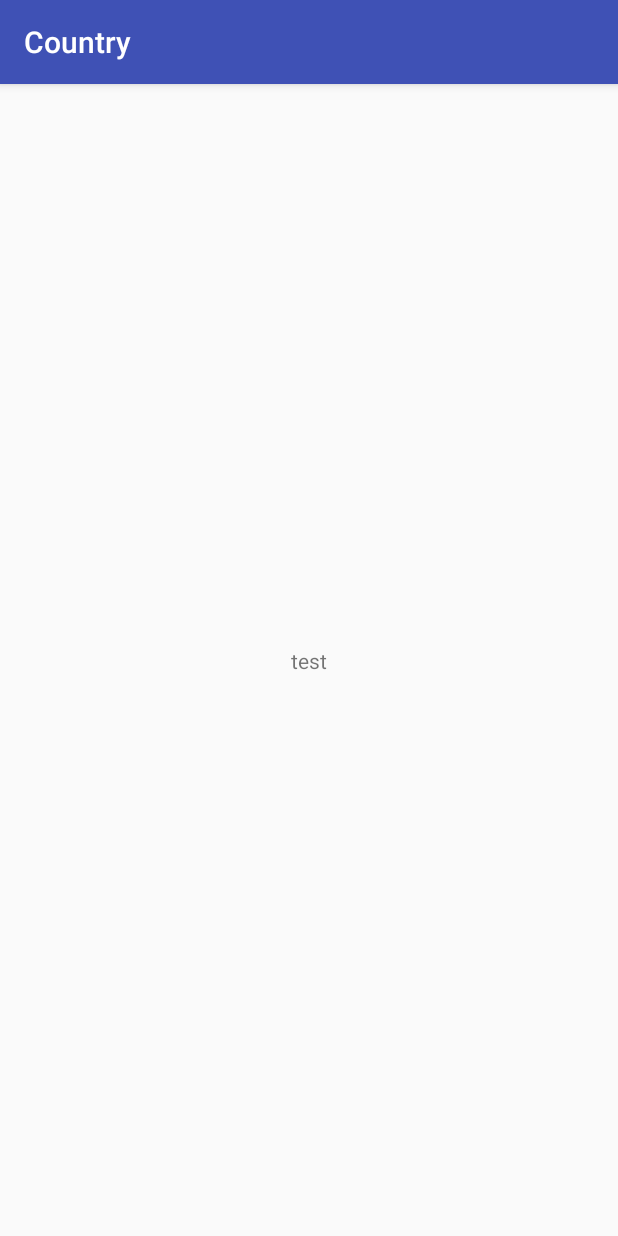
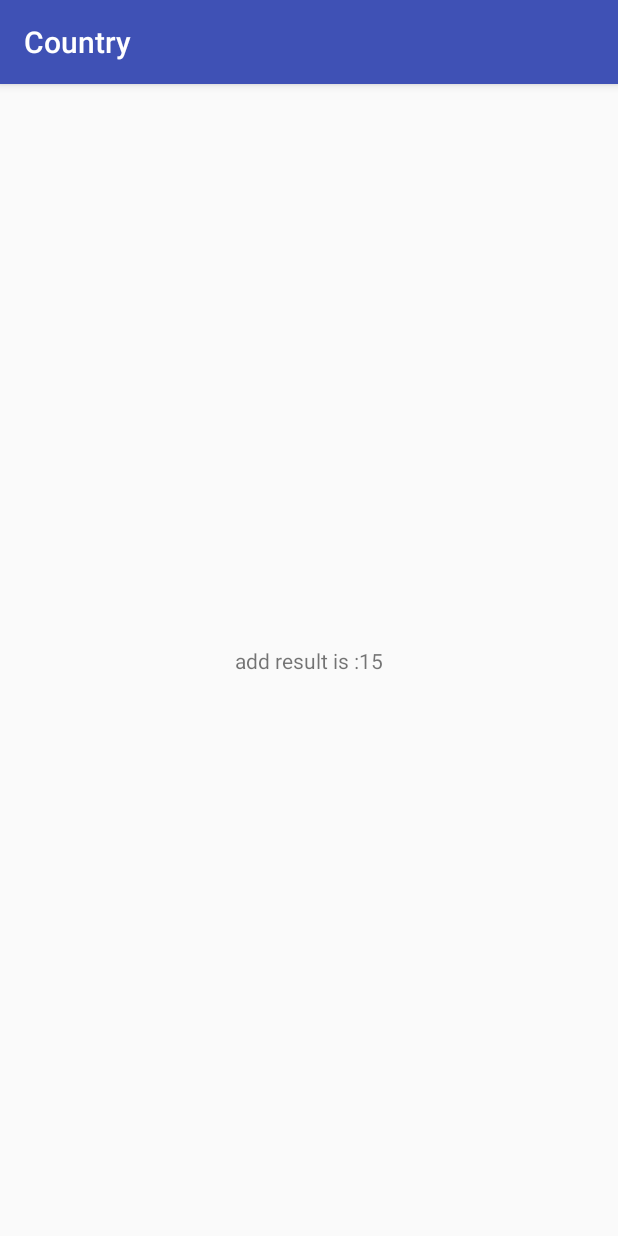
Before and after one commit to iferino/Android-CleanArchitectureStructure, an Android app: the screen it shows after launch (MainActivity), on a phone screen of 412 x 824 dp. Run offline under Robolectric (Android 15) with nearby library versions, the phone set to English and light mode, and no system bars; our stand-ins replace ButterKnife, Dagger/Hilt's generated code.

Commit message:
dagger for inject presenter to activity

```diff
--- a/app/build.gradle
+++ b/app/build.gradle
@@ -36,6 +36,9 @@ dependencies {
         exclude group: 'com.google.code.findbugs'
     }
 
+    //NotNull annotations
+    compileOnly appDependencies.jetbrainsAnnotations
+
     implementation fileTree(dir: 'libs', include: ['*.jar'])
     implementation 'com.android.support:appcompat-v7:26.1.0'
     implementation 'com.android.support.constraint:constraint-layout:1.1.3'
@@ -44,4 +47,5 @@ dependencies {
     androidTestImplementation 'com.android.support.test.espresso:espresso-core:3.0.2'
     implementation 'com.android.support:support-annotations:27.1.1'
 
+    implementation project(path: ':presentation')
 }
--- a/app/src/main/AndroidManifest.xml
+++ b/app/src/main/AndroidManifest.xml
@@ -3,13 +3,14 @@
     package="com.iferino.country">
 
     <application
+        android:name=".AndroidApplication"
         android:allowBackup="true"
         android:icon="@mipmap/ic_launcher"
         android:label="@string/app_name"
         android:roundIcon="@mipmap/ic_launcher_round"
         android:supportsRtl="true"
         android:theme="@style/AppTheme">
-        <activity android:name=".MainActivity">
+        <activity android:name=".activity.MainActivity">
             <intent-filter>
                 <action android:name="android.intent.action.MAIN" />
 
--- /dev/null
+++ b/app/src/main/java/com/iferino/country/AndroidApplication.java
@@ -0,0 +1,27 @@
+package com.iferino.country;
+
+import android.app.Activity;
+import android.app.Application;
+
+import com.iferino.country.di.DaggerApplicationComponent;
+
+import javax.inject.Inject;
+
+import dagger.android.DispatchingAndroidInjector;
+import dagger.android.HasActivityInjector;
+
+public class AndroidApplication extends Application implements HasActivityInjector {
+    @Inject
+    DispatchingAndroidInjector<Activity> dispatchingAndroidInjector;
+
+    @Override
+    public void onCreate() {
+        super.onCreate();
+        DaggerApplicationComponent.create().inject(this);
+    }
+
+    @Override
+    public DispatchingAndroidInjector<Activity> activityInjector() {
+        return dispatchingAndroidInjector;
+    }
+}
--- a/app/src/main/java/com/iferino/country/MainActivity.java
+++ /dev/null
@@ -1,23 +0,0 @@
-package com.iferino.country;
-
-import android.support.v7.app.AppCompatActivity;
-import android.os.Bundle;
-import android.widget.TextView;
-
-import butterknife.BindView;
-import butterknife.ButterKnife;
-
-public class MainActivity extends AppCompatActivity {
-
-    @BindView(R.id.textView)
-    TextView textView;
-
-    @Override
-    protected void onCreate(Bundle savedInstanceState) {
-        super.onCreate(savedInstanceState);
-        setContentView(R.layout.activity_main);
-        ButterKnife.bind(this);
-
-        textView.setText("test");
-    }
-}
--- /dev/null
+++ b/app/src/main/java/com/iferino/country/activity/MainActivity.java
@@ -0,0 +1,43 @@
+package com.iferino.country.activity;
+
+
+import android.support.v7.app.AppCompatActivity;
+import android.os.Bundle;
+import android.widget.TextView;
+
+import com.iferino.country.R;
+import com.iferino.presentation.presenter.MainPresenter;
+import com.iferino.presentation.views.MainActivityView;
+
+import org.jetbrains.annotations.NotNull;
+
+import javax.inject.Inject;
+
+import butterknife.BindView;
+import butterknife.ButterKnife;
+import dagger.android.AndroidInjection;
+
+public class MainActivity extends AppCompatActivity implements MainActivityView {
+
+    @BindView(R.id.textView)
+    TextView textView;
+
+    @Inject
+    MainPresenter presenter;
+
+    @Override
+    protected void onCreate(Bundle savedInstanceState) {
+        AndroidInjection.inject(this);
+        super.onCreate(savedInstanceState);
+        setContentView(R.layout.activity_main);
+        ButterKnife.bind(this);
+
+        presenter.setView(this);
+        presenter.addValue(5, 10);
+    }
+
+    @Override
+    public void showText(@NotNull String text) {
+        textView.setText(text);
+    }
+}
--- a/app/src/main/res/layout/activity_main.xml
+++ b/app/src/main/res/layout/activity_main.xml
@@ -4,7 +4,7 @@
     xmlns:tools="http://schemas.android.com/tools"
     android:layout_width="match_parent"
     android:layout_height="match_parent"
-    tools:context="com.iferino.country.MainActivity">
+    tools:context="com.iferino.country.activity.MainActivity">
 
     <TextView
         android:id="@+id/textView"
--- /dev/null
+++ b/presentation/src/main/java/com/iferino/presentation/presenter/MainPresenter.java
@@ -0,0 +1,24 @@
+package com.iferino.presentation.presenter;
+
+import com.iferino.presentation.views.MainActivityView;
+
+import javax.inject.Inject;
+
+
+public class MainPresenter {
+
+    private MainActivityView view;
+
+    @Inject
+    public MainPresenter() {
+    }
+
+    public void setView(MainActivityView view) {
+        this.view = view;
+    }
+
+    public void addValue(int a, int b) {
+
+        view.showText("add result is :" + (a+b));
+    }
+}
```
Also changed, not shown: app/src/main/java/com/iferino/country/di/ActivityBuilder.java (added, +13 -0 lines), app/src/main/java/com/iferino/country/di/ApplicationComponent.java (added, +12 -0 lines), dependencies.gradle (+9 -2 lines), presentation/src/main/java/com/iferino/presentation/presenter/MainActivityPresenter.kt (deleted, +0 -12 lines).
